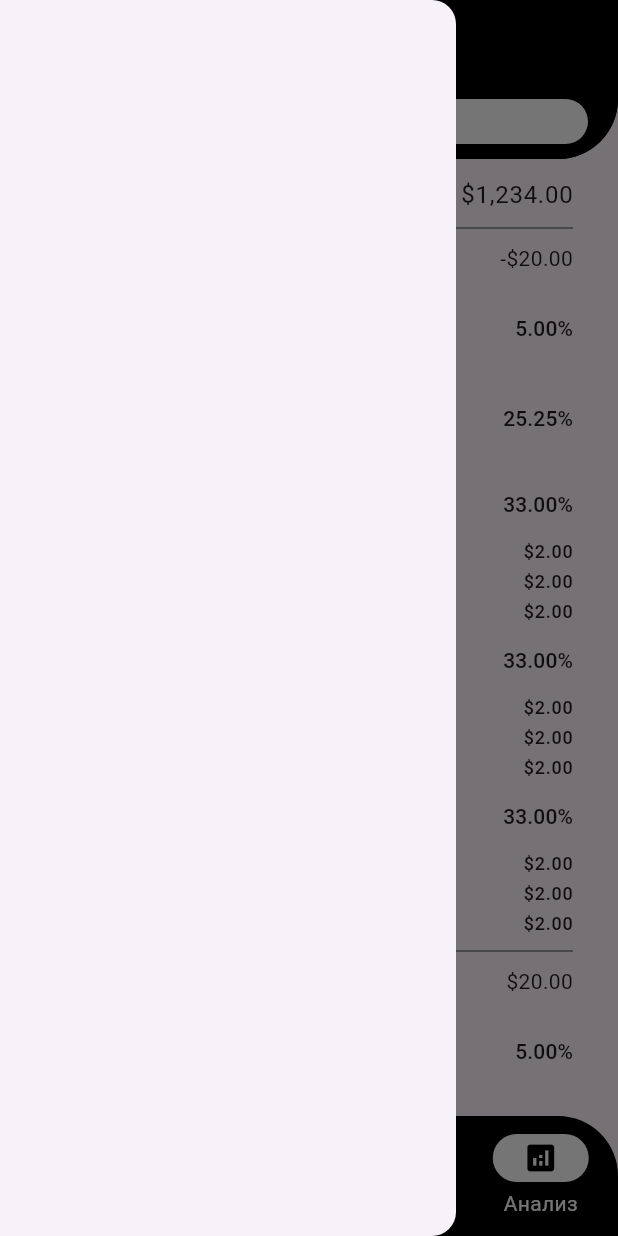
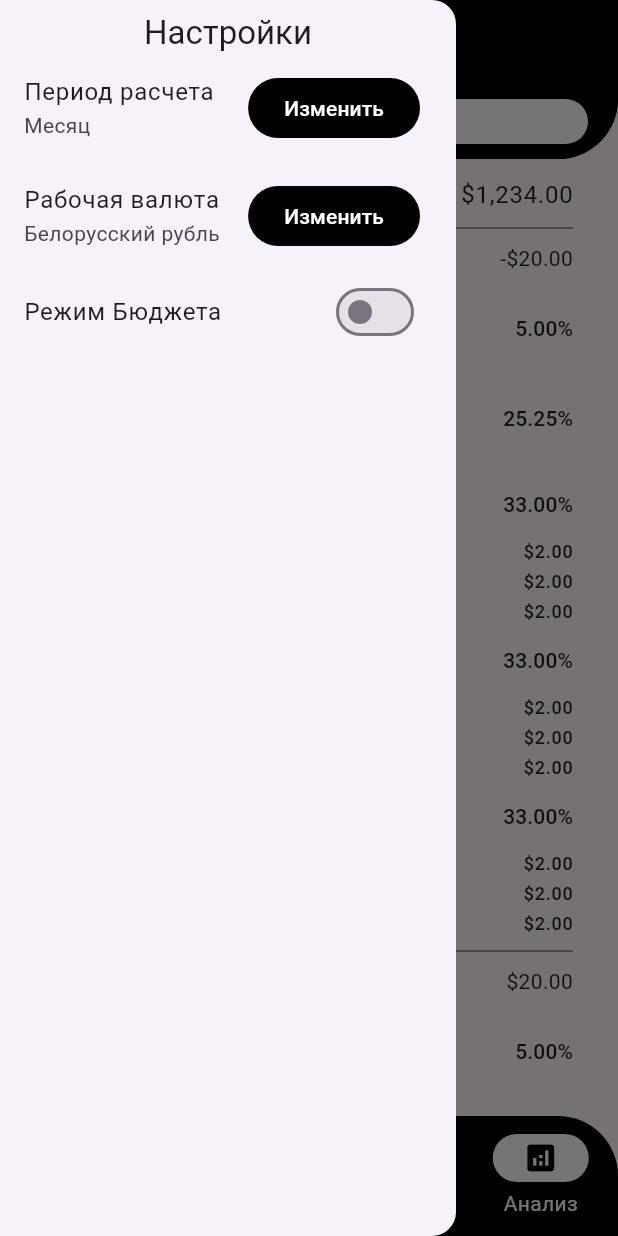
Before and after one commit to GavkarovTog/Accountify, a Flutter app: the HomePage screen opened directly, with the side drawer open, on a phone screen of 412 x 824 dp. Run offline on Flutter 3.47's test engine with Material 3 defaults, Android fonts, the phone set to English and light mode, and no system bars.

```diff
--- a/lib/home_page.dart
+++ b/lib/home_page.dart
@@ -26,6 +26,8 @@ class _HomePageState extends State<HomePage> {
   late NavigationTab _currentTab = tabs[_tabIndex];
   bool isSearchBarOpened = false;
 
+  // TODO: it's possible to use title builder and actions builder
+  // to make app bar more flexible
   List<NavigationTab> tabs = [
     NavigationTab(headerBuilder: () => "Счета", tab: AccountsTab()),
     NavigationTab(headerBuilder: () => "Категории", tab: CategoriesTab()),
@@ -49,7 +51,44 @@ class _HomePageState extends State<HomePage> {
   Widget build(BuildContext context) {
     return Scaffold(
       key: _scaffoldKey,
-      drawer: Drawer(),
+      drawer: SafeArea(
+        child: Drawer(
+          child: Padding(
+            padding: const EdgeInsets.symmetric(vertical: 8.0),
+            child: Column(
+              children: [
+                Text("Настройки", style: Theme.of(context).textTheme.titleLarge),
+
+                ListTile(
+                  title: Text("Период расчета"),
+                  subtitle: Text("Месяц"),
+                  trailing: FilledButton(
+                    onPressed: () {},
+                    child: Text("Изменить"),
+                  ),
+                ),
+
+                ListTile(
+                  title: Text("Рабочая валюта"),
+                  subtitle: Text("Белорусский рубль"),
+                  trailing: FilledButton(
+                    onPressed: () {},
+                    child: Text("Изменить"),
+                  ),
+                ),
+
+                ListTile(
+                  title: Text("Режим Бюджета"),
+                  trailing: Switch(
+                    value: false,
+                    onChanged: (val) {},
+                  ),
+                ),
+              ],
+            ),
+          ),
+        ),
+      ),
       endDrawer: SafeArea(
         child: Drawer(
           child: Padding(
@@ -167,6 +206,8 @@ class _HomePageState extends State<HomePage> {
               _scaffoldKey.currentState!.openDrawer();
             },
             icon: Icon(Icons.settings)),
+
+        // TODO: Filtration on defined account(wallet)
         title: isSearchBarOpened
             ? Stack(
                 children: [
@@ -194,6 +235,21 @@ class _HomePageState extends State<HomePage> {
                           onPressed: () {}, icon: Icon(Icons.mic_rounded)))
                 ],
               )
+            : _tabIndex == 3 ? Container(
+          padding: const EdgeInsets.symmetric(vertical: 5, horizontal: 10),
+          decoration: BoxDecoration(
+            borderRadius: BorderRadius.circular(10),
+            color: Colors.white,
+          ),
+          child: Row(
+            mainAxisSize: MainAxisSize.min,
+            children: [
+              Text("По всем счетам", style: Theme.of(context).textTheme.labelLarge),
+              Icon(Icons.arrow_drop_down_outlined, color: Colors.black,)
+            ],
+          )
+        )
+
             : const Text("Accountify"),
         bottom: PreferredSize(
           preferredSize: Size.fromHeight(50),
```
Also changed, not shown: lib/calculator_page.dart (added, +40 -0 lines), lib/main.dart (+8 -1 lines).
